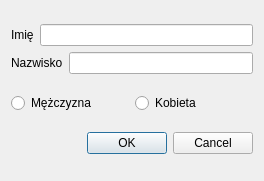
Qt form src/adduserwindow.ui (sggw-inf-2015-2/kk) before a commit.
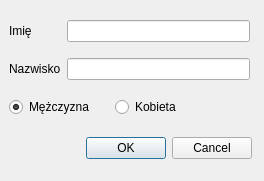
The same form after that commit.

Patch:
```diff
--- a/src/adduserwindow.ui
+++ b/src/adduserwindow.ui
@@ -13,68 +13,83 @@
   <property name="windowTitle">
    <string>Dialog</string>
   </property>
-  <layout class="QVBoxLayout" name="verticalLayout_2">
-   <item>
-    <layout class="QVBoxLayout" name="verticalLayout">
-     <item>
-      <layout class="QHBoxLayout" name="horizontalLayout">
-       <item>
+  <widget class="QDialogButtonBox" name="buttonBox">
+   <property name="geometry">
+    <rect>
+     <x>70</x>
+     <y>130</y>
+     <width>182</width>
+     <height>36</height>
+    </rect>
+   </property>
+   <property name="orientation">
+    <enum>Qt::Horizontal</enum>
+   </property>
+   <property name="standardButtons">
+    <set>QDialogButtonBox::Cancel|QDialogButtonBox::Ok</set>
+   </property>
+  </widget>
+  <widget class="QRadioButton" name="MenRadioButton">
+   <property name="geometry">
+    <rect>
+     <x>9</x>
+     <y>94</y>
+     <width>100</width>
+     <height>26</height>
+    </rect>
+   </property>
+   <property name="text">
+    <string>Mężczyzna</string>
+   </property>
+   <property name="checked">
+    <bool>true</bool>
+   </property>
+  </widget>
+  <widget class="QRadioButton" name="WomenRadioButton">
+   <property name="geometry">
+    <rect>
+     <x>115</x>
+     <y>94</y>
+     <width>78</width>
+     <height>26</height>
+    </rect>
+   </property>
+   <property name="text">
+    <string>Kobieta</string>
+   </property>
+  </widget>
+  <widget class="QWidget" name="">
+   <property name="geometry">
+    <rect>
+     <x>9</x>
+     <y>10</y>
+     <width>241</width>
+     <height>80</height>
+    </rect>
+   </property>
+   <layout class="QGridLayout" name="gridLayout">
+    <item row="0" column="0">
         <widget class="QLabel" name="label">
          <property name="text">
           <string>Imię</string>
          </property>
         </widget>
        </item>
-       <item>
+    <item row="0" column="1">
         <widget class="QLineEdit" name="FirstNameEdit"/>
        </item>
-      </layout>
-     </item>
-     <item>
-      <layout class="QHBoxLayout" name="horizontalLayout_2">
-       <item>
+    <item row="1" column="0">
         <widget class="QLabel" name="label_2">
          <property name="text">
           <string>Nazwisko</string>
          </property>
         </widget>
        </item>
-       <item>
+    <item row="1" column="1">
         <widget class="QLineEdit" name="SurNameEdit"/>
        </item>
       </layout>
-     </item>
-    </layout>
-   </item>
-   <item>
-    <layout class="QHBoxLayout" name="horizontalLayout_3">
-     <item>
-      <widget class="QRadioButton" name="MenRadioButton">
-       <property name="text">
-        <string>Mężczyzna</string>
-       </property>
-      </widget>
-     </item>
-     <item>
-      <widget class="QRadioButton" name="WomenRadioButton">
-       <property name="text">
-        <string>Kobieta</string>
-       </property>
-      </widget>
-     </item>
-    </layout>
-   </item>
-   <item>
-    <widget class="QDialogButtonBox" name="buttonBox">
-     <property name="orientation">
-      <enum>Qt::Horizontal</enum>
-     </property>
-     <property name="standardButtons">
-      <set>QDialogButtonBox::Cancel|QDialogButtonBox::Ok</set>
-     </property>
-    </widget>
-   </item>
-  </layout>
+  </widget>
  </widget>
  <resources/>
  <connections>
```
Lines whose indentation alone changed are shown as unchanged.
